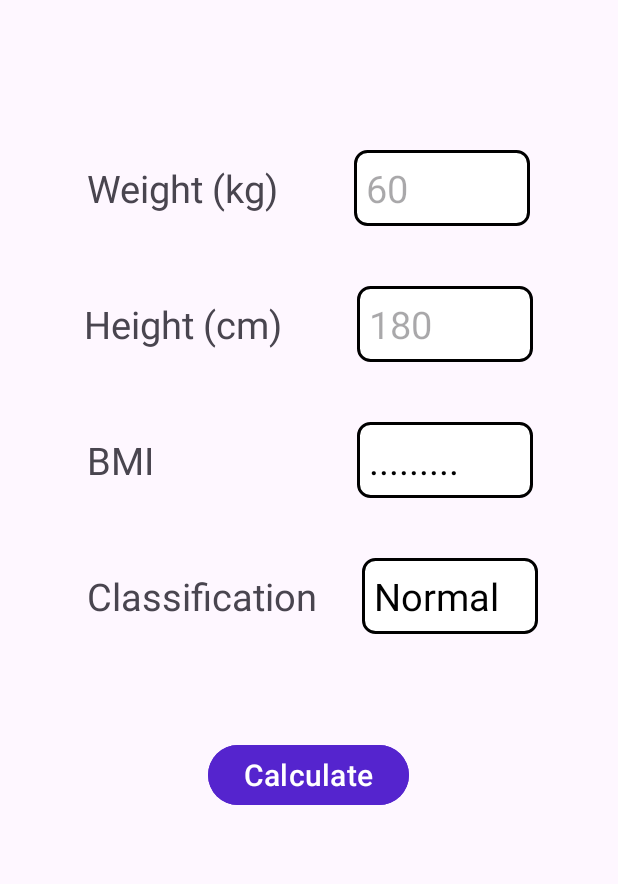
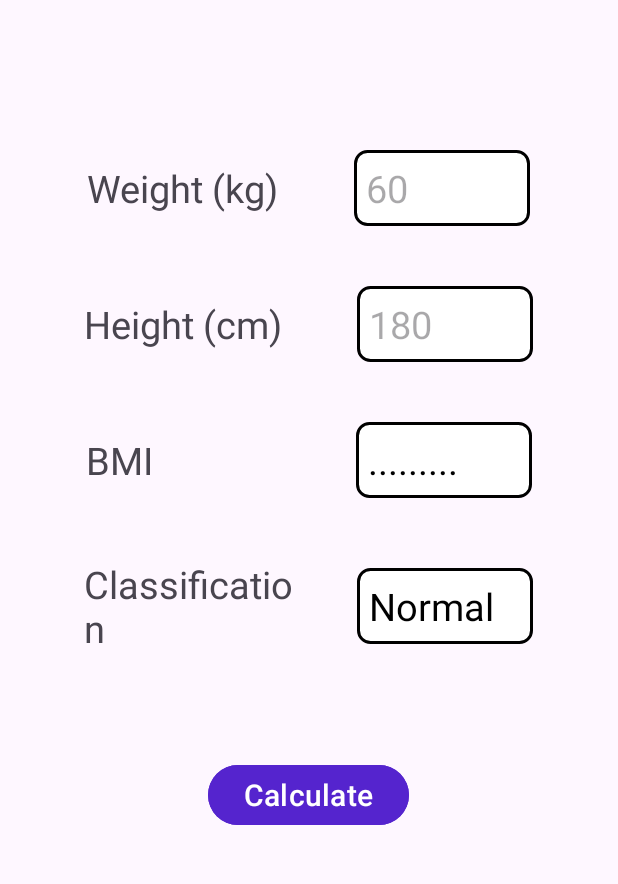
Before and after one commit to Supanat6609650665/AndroidProject, an Android app: the screen it shows after launch (MainActivity), on a phone screen of 412 x 824 dp, the part 121-1005 px from its top. Run offline under Robolectric (Android 15) with nearby library versions, the phone set to English and light mode, and no system bars.

Commit message:
fix layout

```diff
--- a/BodyMassIndex/app/src/main/res/layout/activity_main.xml
+++ b/BodyMassIndex/app/src/main/res/layout/activity_main.xml
@@ -73,13 +73,15 @@
         android:layout_width="match_parent"
         android:layout_height="wrap_content"
         android:layout_marginTop="@dimen/between_marginTop"
+        android:gravity="center"
         android:orientation="horizontal">
 
         <TextView
             android:id="@+id/textView_bmi"
-            android:layout_width="@dimen/bmi_width"
+            android:layout_width="wrap_content"
             android:layout_height="wrap_content"
-            android:layout_marginStart="@dimen/textView_bmi_marginStart"
+            android:minWidth="@dimen/bmi_width"
+            android:maxWidth="@dimen/bmi_width"
             android:text="@string/bmi_text"
             android:layout_gravity="center"
             android:textSize="@dimen/textView_textSize"/>
@@ -104,14 +106,15 @@
         android:layout_width="match_parent"
         android:layout_height="wrap_content"
         android:layout_marginTop="@dimen/between_marginTop"
+        android:gravity="center"
         android:orientation="horizontal">
 
         <TextView
             android:id="@+id/textView_classification"
             android:layout_width="wrap_content"
             android:layout_height="wrap_content"
-            android:layout_marginStart="@dimen/textView_classification_marginStart"
-            android:minWidth="150dp"
+            android:minWidth="@dimen/classification_width"
+            android:maxWidth="@dimen/classification_width"
             android:text="@string/classification_text"
             android:textSize="@dimen/textView_textSize"/>
 
--- a/BodyMassIndex/app/src/main/res/values/dimens.xml
+++ b/BodyMassIndex/app/src/main/res/values/dimens.xml
@@ -13,6 +13,6 @@
     <dimen name="calculate_marginTop">70dp</dimen>
     <dimen name="textView_bmi_marginStart">58dp</dimen>
     <dimen name="bmi_width">150dp</dimen>
-    <dimen name="classification_width">150dp</dimen>
+    <dimen name="classification_width">152dp</dimen>
     <dimen name="textView_classification_marginStart">58dp</dimen>
 </resources>
```
